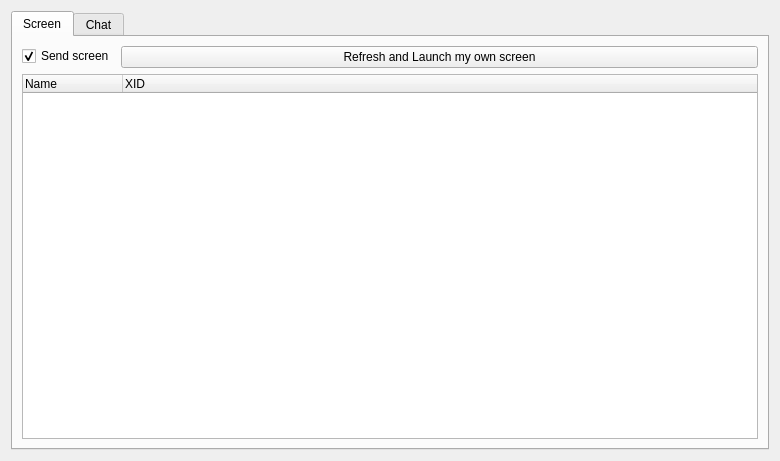
Qt form Gst-multiscreens-client/mainwindow.ui (P0ppoff/SmartProjector) before a commit.
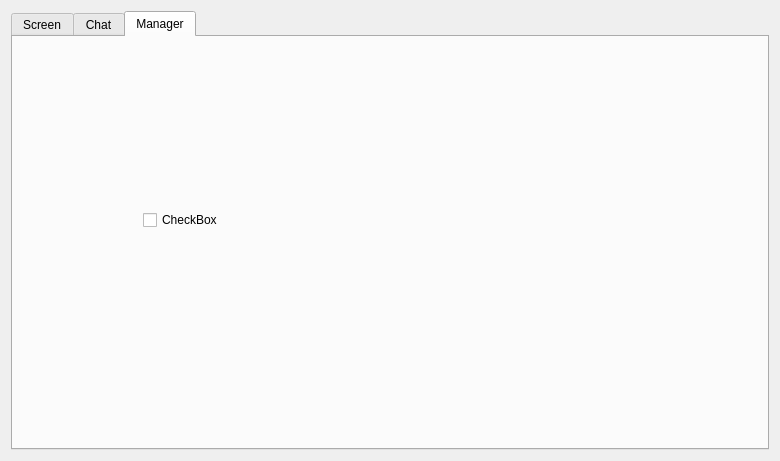
The same form after that commit. The open tabs and pages were chosen to show the change.

The edit to the form file:
```diff
--- a/Gst-multiscreens-client/mainwindow.ui
+++ b/Gst-multiscreens-client/mainwindow.ui
@@ -22,10 +22,16 @@
   <layout class="QVBoxLayout" name="verticalLayout">
    <item>
     <widget class="QTabWidget" name="tabWidget">
+     <property name="enabled">
+      <bool>true</bool>
+     </property>
      <property name="currentIndex">
       <number>0</number>
      </property>
      <widget class="QWidget" name="tab_3">
+      <property name="enabled">
+       <bool>true</bool>
+      </property>
       <property name="sizePolicy">
        <sizepolicy hsizetype="Expanding" vsizetype="Expanding">
         <horstretch>0</horstretch>
@@ -109,6 +115,24 @@
        </item>
       </layout>
      </widget>
+     <widget class="QWidget" name="tab_5">
+      <attribute name="title">
+       <string>Manager</string>
+      </attribute>
+      <widget class="QCheckBox" name="checkBox_2">
+       <property name="geometry">
+        <rect>
+         <x>130</x>
+         <y>170</y>
+         <width>112</width>
+         <height>26</height>
+        </rect>
+       </property>
+       <property name="text">
+        <string>CheckBox</string>
+       </property>
+      </widget>
+     </widget>
     </widget>
    </item>
   </layout>
```
